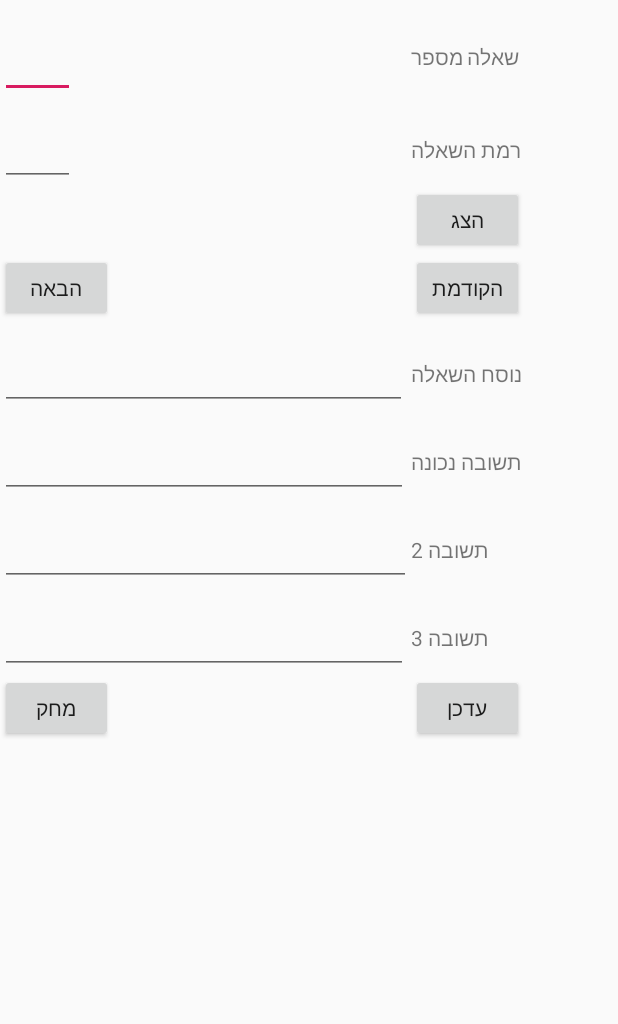
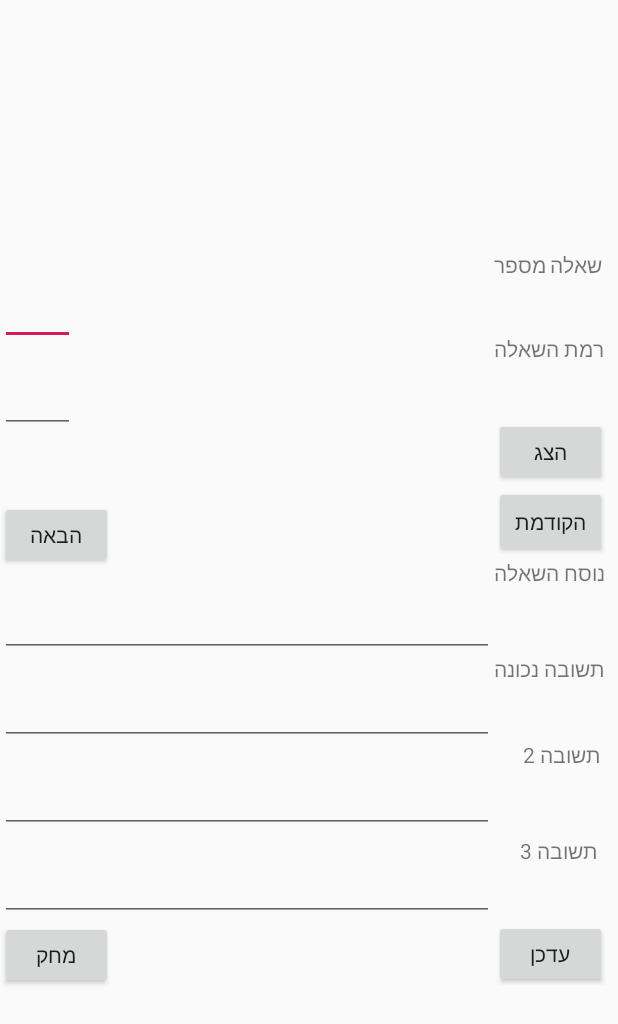
Before and after one commit to YanivBir/KingTrivia, an Android app: the UpdateQuestionActivity screen opened directly, with no data from a screen before it, on a phone screen of 412 x 824 dp. Shown: the top 1024 px of the screen. Run offline under Robolectric (Android 15) with nearby library versions, the phone set to English and light mode, and no system bars; our stand-ins replace Firebase (no records; nobody signed in at launch, a user with empty details on screens opened directly).

Commit message:
Use LinearLayout instead of GridLayout

```diff
--- a/app/src/main/java/com/example/kingtrivia/EndGameActivity.java
+++ b/app/src/main/java/com/example/kingtrivia/EndGameActivity.java
@@ -6,6 +6,8 @@ import android.widget.Button;
 import android.widget.TextView;
 
 import androidx.appcompat.app.AppCompatActivity;
+
+import static com.google.android.gms.common.internal.safeparcel.SafeParcelable.NULL;
 
 public class EndGameActivity extends AppCompatActivity {
     private TextView mCorrect;
@@ -31,6 +33,9 @@ public class EndGameActivity extends AppCompatActivity {
         String wrong = bundle.getString(getResources().getString(R.string.wrong));
         String life = bundle.getString(getResources().getString(R.string.life));
 
+        if ((correct==null)||(wrong==null)||(life==null))
+            return;
+
         int total = 10*Integer.parseInt(correct) + (-5)*Integer.parseInt(wrong) + (15)*Integer.parseInt(life);
         if (total < 0)
             total = 0;
--- a/app/src/main/res/layout/activity_updatequestion.xml
+++ b/app/src/main/res/layout/activity_updatequestion.xml
@@ -5,87 +5,38 @@
     android:layout_height="match_parent"
     tools:context=".MainActivity">
 
-    <GridLayout
-        android:layout_width="match_parent"
-        android:layout_height="match_parent"
-        tools:layout_editor_absoluteX="16dp"
-        tools:layout_editor_absoluteY="-148dp">
+    <LinearLayout xmlns:android="http://schemas.android.com/apk/res/android"
+        android:layout_width="fill_parent" android:layout_height="fill_parent"
+        android:id="@+id/layoutContainer" android:orientation="horizontal"
+        tools:ignore="MissingConstraints">
 
-        <TextView
-            android:id="@+id/textView14"
-            android:layout_width="wrap_content"
+        <RelativeLayout
+            android:layout_width="0dip"
+            android:layout_height="fill_parent"
+            android:layout_weight="0.8">
+
+            <LinearLayout
+                android:layout_width="fill_parent"
                 android:layout_height="wrap_content"
-            android:layout_row="0"
-            android:layout_column="1"
-            android:text="@string/questionNumber"
-            tools:ignore="MissingConstraints"
-            tools:layout_editor_absoluteX="321dp"
-            tools:layout_editor_absoluteY="95dp" />
+                android:layout_centerInParent="true"
+                android:orientation="vertical"
+                android:minHeight="65dp">
 
                 <EditText
                     android:id="@+id/txt_questionNumber"
                     android:layout_width="50sp"
                     android:layout_height="65dp"
-            android:layout_row="0"
-            android:layout_column="0"
                     android:imeOptions="actionSend"
                     android:inputType="number"
                     android:textSize="28sp"
                     tools:ignore="MissingConstraints"
                     tools:layout_editor_absoluteX="85dp"
-            tools:layout_editor_absoluteY="205dp"
-           />
-
-        <Button
-            android:id="@+id/btnShow"
-            android:layout_width="75dp"
-            android:layout_height="45dp"
-            android:layout_row="2"
-            android:layout_column="1"
-            android:text="@string/show"
-            tools:ignore="MissingConstraints"
-            tools:layout_editor_absoluteX="309dp"
-            tools:layout_editor_absoluteY="136dp" />
-
-        <Button
-            android:id="@+id/btnNext"
-            android:layout_width="75dp"
-            android:layout_height="45dp"
-            android:layout_row="3"
-            android:layout_column="0"
-            android:text="@string/nextQuestion"
-            tools:ignore="MissingConstraints"
-            tools:layout_editor_absoluteX="309dp"
-            tools:layout_editor_absoluteY="136dp" />
-
-        <Button
-            android:id="@+id/btnPrev"
-            android:layout_width="75dp"
-            android:layout_height="45dp"
-            android:layout_row="3"
-            android:layout_column="1"
-            android:text="@string/prevQuestion"
-            tools:ignore="MissingConstraints"
-            tools:layout_editor_absoluteX="208dp"
-            tools:layout_editor_absoluteY="137dp" />
-
-        <TextView
-            android:id="@+id/textView23"
-            android:layout_width="wrap_content"
-            android:layout_height="wrap_content"
-            android:layout_row="1"
-            android:layout_column="1"
-            android:text="@string/questionLevl"
-            tools:ignore="MissingConstraints"
-            tools:layout_editor_absoluteX="328dp"
-            tools:layout_editor_absoluteY="205dp" />
+                    tools:layout_editor_absoluteY="205dp"/>
 
                 <EditText
                     android:id="@+id/txt_questionLevel"
                     android:layout_width="50sp"
                     android:layout_height="wrap_content"
-            android:layout_row="1"
-            android:layout_column="0"
                     android:imeOptions="actionSend"
                     android:inputType="number"
                     android:textSize="28dp"
@@ -93,23 +44,28 @@
                     tools:layout_editor_absoluteX="85dp"
                     tools:layout_editor_absoluteY="205dp" />
 
-        <TextView
-            android:id="@+id/textView19"
-            android:layout_width="wrap_content"
-            android:layout_height="wrap_content"
-            android:layout_row="4"
-            android:layout_column="1"
-            android:text="@string/theQueston"
+                <Button
+                    android:layout_width="75dp"
+                    android:layout_height="45dp"
+                    android:text="@string/nextQuestion"
                     tools:ignore="MissingConstraints"
-            tools:layout_editor_absoluteX="328dp"
-            tools:layout_editor_absoluteY="205dp" />
+                    tools:layout_editor_absoluteX="309dp"
+                    tools:layout_editor_absoluteY="136dp"
+                    android:visibility="invisible"/>
+
+                <Button
+                    android:id="@+id/btnNext"
+                    android:layout_width="75dp"
+                    android:layout_height="45dp"
+                    android:text="@string/nextQuestion"
+                    tools:ignore="MissingConstraints"
+                    tools:layout_editor_absoluteX="309dp"
+                    tools:layout_editor_absoluteY="136dp" />
 
                 <EditText
                     android:id="@+id/txt_question"
-            android:layout_width="271dp"
+                    android:layout_width="match_parent"
                     android:layout_height="wrap_content"
-            android:layout_row="4"
-            android:layout_column="0"
                     android:imeOptions="actionSend"
                     android:inputType="text"
                     android:textSize="28sp"
@@ -117,23 +73,21 @@
                     tools:layout_editor_absoluteX="85dp"
                     tools:layout_editor_absoluteY="205dp" />
 
-        <TextView
-            android:id="@+id/textView20"
-            android:layout_width="wrap_content"
+                <EditText
+                    android:id="@+id/txt_ans1"
+                    android:layout_width="match_parent"
                     android:layout_height="wrap_content"
-            android:layout_row="5"
-            android:layout_column="1"
-            android:text="@string/correctAnswer"
+                    android:imeOptions="actionSend"
+                    android:inputType="text"
+                    android:textSize="28sp"
                     tools:ignore="MissingConstraints"
-            tools:layout_editor_absoluteX="300dp"
-            tools:layout_editor_absoluteY="254dp" />
+                    tools:layout_editor_absoluteX="85dp"
+                    tools:layout_editor_absoluteY="307dp" />
 
                 <EditText
                     android:id="@+id/txt_ans2"
-            android:layout_width="274dp"
+                    android:layout_width="match_parent"
                     android:layout_height="wrap_content"
-            android:layout_row="6"
-            android:layout_column="0"
                     android:imeOptions="actionSend"
                     android:inputType="text"
                     android:textSize="28sp"
@@ -141,47 +95,10 @@
                     tools:layout_editor_absoluteX="85dp"
                     tools:layout_editor_absoluteY="254dp" />
 
-        <TextView
-            android:id="@+id/textView21"
-            android:layout_width="wrap_content"
-            android:layout_height="wrap_content"
-            android:layout_row="6"
-            android:layout_column="1"
-            android:text="@string/answer2"
-            tools:ignore="MissingConstraints"
-            tools:layout_editor_absoluteX="351dp"
-            tools:layout_editor_absoluteY="307dp" />
-
-        <EditText
-            android:id="@+id/txt_ans1"
-            android:layout_width="272dp"
-            android:layout_height="wrap_content"
-            android:layout_row="5"
-            android:layout_column="0"
-            android:imeOptions="actionSend"
-            android:inputType="text"
-            android:textSize="28sp"
-            tools:ignore="MissingConstraints"
-            tools:layout_editor_absoluteX="85dp"
-            tools:layout_editor_absoluteY="307dp" />
-
-        <TextView
-            android:id="@+id/textView22"
-            android:layout_width="wrap_content"
-            android:layout_height="wrap_content"
-            android:layout_row="7"
-            android:layout_column="1"
-            android:text="@string/answer3"
-            tools:ignore="MissingConstraints"
-            tools:layout_editor_absoluteX="352dp"
-            tools:layout_editor_absoluteY="364dp" />
-
                 <EditText
                     android:id="@+id/txt_ans3"
-            android:layout_width="272sp"
+                    android:layout_width="match_parent"
                     android:layout_height="wrap_content"
-            android:layout_row="7"
-            android:layout_column="0"
                     android:imeOptions="actionSend"
                     android:inputType="text"
                     android:textSize="28sp"
@@ -190,27 +107,118 @@
                     tools:layout_editor_absoluteY="364dp" />
 
                 <Button
+                    android:id="@+id/btnDelete"
+                    android:layout_width="75dp"
+                    android:layout_height="45dp"
+                    android:text="@string/deleteQuestion"
+                    tools:ignore="MissingConstraints"
+                    tools:layout_editor_absoluteX="104dp"
+                    tools:layout_editor_absoluteY="467dp" />
+
+            </LinearLayout>
+        </RelativeLayout>
+
+        <RelativeLayout
+            android:layout_width="0dip"
+            android:layout_height="fill_parent"
+            android:layout_weight="0.2">
+
+            <LinearLayout
+                android:layout_width="match_parent"
+                android:layout_height="490dp"
+                android:layout_centerInParent="true"
+                android:orientation="vertical">
+
+                <TextView
+                    android:id="@+id/textView14"
+                    android:layout_width="wrap_content"
+                    android:layout_height="56dp"
+                    android:text="@string/questionNumber"
+                    tools:ignore="MissingConstraints"
+                    tools:layout_editor_absoluteX="321dp"
+                    tools:layout_editor_absoluteY="95dp" />
+
+                <TextView
+                    android:id="@+id/textView23"
+                    android:layout_width="wrap_content"
+                    android:layout_height="56dp"
+                    android:text="@string/questionLevl"
+                    tools:ignore="MissingConstraints"
+                    tools:layout_editor_absoluteX="328dp"
+                    tools:layout_editor_absoluteY="205dp" />
+
+                <Button
+                    android:id="@+id/btnShow"
+                    android:layout_width="75dp"
+                    android:layout_height="45dp"
+                    android:text="@string/show"
+                    tools:ignore="MissingConstraints"
+                    tools:layout_editor_absoluteX="309dp"
+                    tools:layout_editor_absoluteY="136dp" />
+
+                <Button
+                    android:id="@+id/btnPrev"
+                    android:layout_width="75dp"
+                    android:layout_height="wrap_content"
+                    android:text="@string/prevQuestion"
+                    tools:ignore="MissingConstraints"
+                    tools:layout_editor_absoluteX="208dp"
+                    tools:layout_editor_absoluteY="137dp" />
+
+                <TextView
+                    android:id="@+id/textView19"
+                    android:layout_width="wrap_content"
+                    android:layout_height="64dp"
+                    android:text="@string/theQueston"
+                    tools:ignore="MissingConstraints"
+                    tools:layout_editor_absoluteX="328dp"
+                    tools:layout_editor_absoluteY="205dp" />
+
+
+                <TextView
+                    android:id="@+id/textView20"
+                    android:layout_width="wrap_content"
+                    android:layout_height="57dp"
+                    android:text="@string/correctAnswer"
+                    tools:ignore="MissingConstraints"
+                    tools:layout_editor_absoluteX="300dp"
+                    tools:layout_editor_absoluteY="254dp" />
+
+
+                <TextView
+                    android:id="@+id/textView21"
+                    android:layout_width="71dp"
+                    android:layout_height="64dp"
+                    android:text="@string/answer2"
+                    tools:ignore="MissingConstraints"
+                    tools:layout_editor_absoluteX="351dp"
+                    tools:layout_editor_absoluteY="307dp" />
+
+
+                <TextView
+                    android:id="@+id/textView22"
+                    android:layout_width="69dp"
+                    android:layout_height="56dp"
+                    android:text="@string/answer3"
+                    tools:ignore="MissingConstraints"
+                    tools:layout_editor_absoluteX="352dp"
+                    tools:layout_editor_absoluteY="364dp" />
+
+
+                <Button
                     android:id="@+id/btnUpdate"
                     android:layout_width="75dp"
                     android:layout_height="45dp"
-            android:layout_row="8"
-            android:layout_column="1"
                     android:text="@string/updateQuestion"
                     tools:ignore="MissingConstraints"
                     tools:layout_editor_absoluteX="219dp"
                     tools:layout_editor_absoluteY="467dp" />
 
-        <Button
-            android:id="@+id/btnDelete"
-            android:layout_width="75dp"
-            android:layout_height="45dp"
-            android:layout_row="8"
-            android:layout_column="0"
-            android:text="@string/deleteQuestion"
-            tools:ignore="MissingConstraints"
-            tools:layout_editor_absoluteX="104dp"
-            tools:layout_editor_absoluteY="467dp" />
 
-    </GridLayout>
+            </LinearLayout>
+            <!-- 70% Width End-->
+
+        </RelativeLayout>
+    </LinearLayout>
 
 </androidx.constraintlayout.widget.ConstraintLayout>
```
Lines whose indentation alone changed are shown as unchanged.
